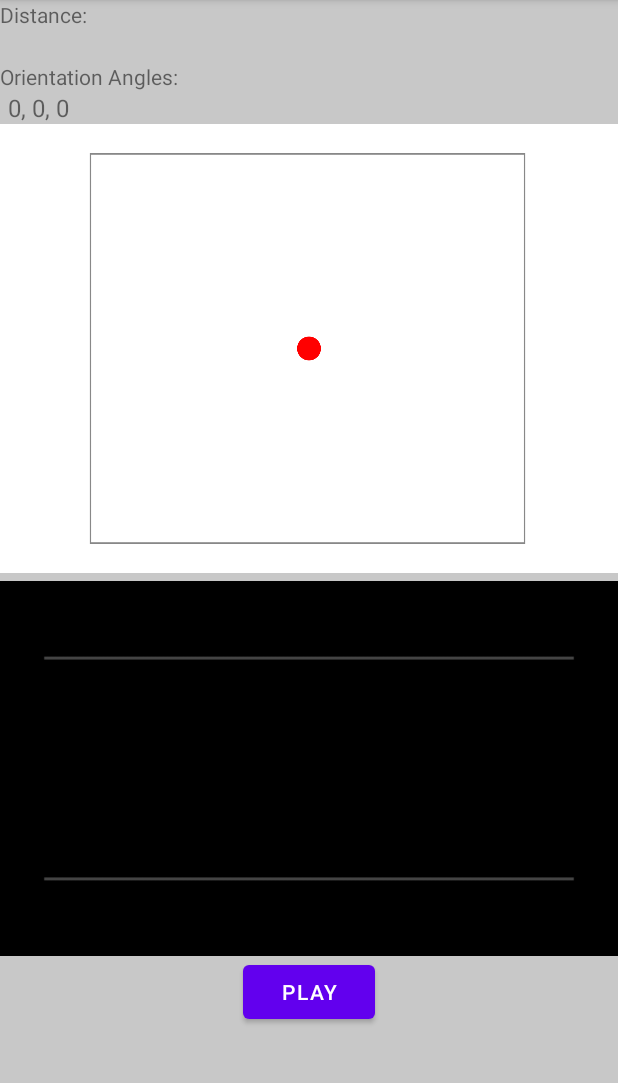
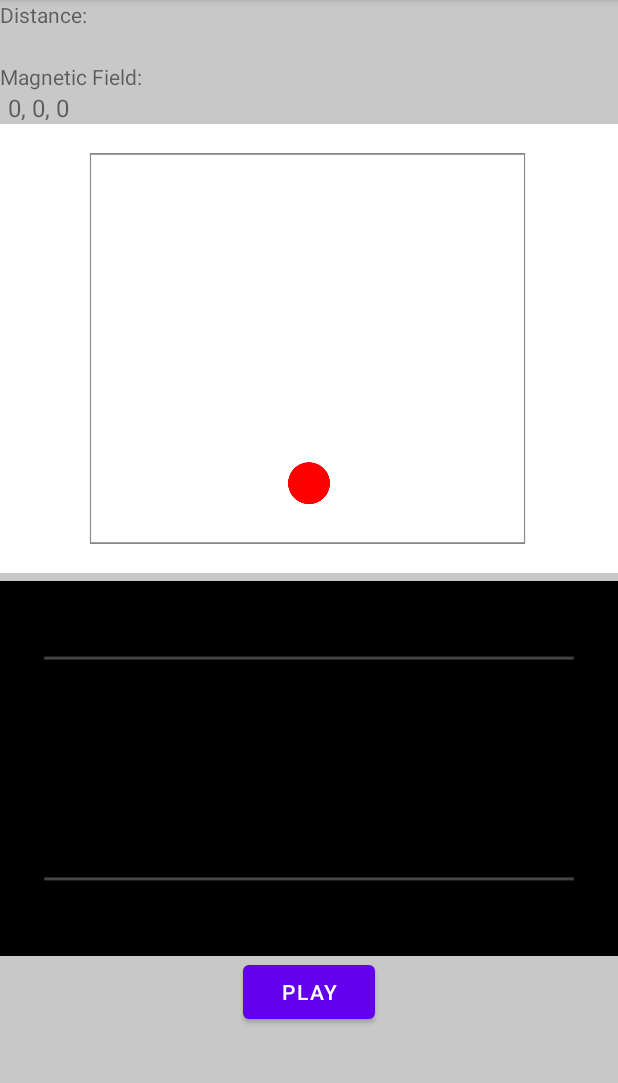
Before and after one commit to HalilIbrahimKeser/Project1_Sound_Based_Room_Mapper, an Android app: the screen it shows after launch (MainActivity), on a phone screen of 412 x 824 dp, the part 84-1167 px from its top. Run offline under Robolectric (Android 15) with nearby library versions, the phone set to English and light mode, and no system bars.

Commit message:
Lagt til endringene med retning på master, endret tegningen på viewet, endret layout.

```diff
--- a/app/src/main/java/com/example/projectsoundbasedroommapper/SoundBasedMapperFragment.java
+++ b/app/src/main/java/com/example/projectsoundbasedroommapper/SoundBasedMapperFragment.java
@@ -60,10 +60,15 @@ import java.util.TimerTask;
 public class SoundBasedMapperFragment extends Fragment implements SensorEventListener {
 
     private SensorManager mSensorManager;
+    private Sensor mMagneticFieldSensor;
+    private Sensor mAccelerometerSensor;
     private final float[] accelerometerReading = new float[3];
     private final float[] magnetometerReading = new float[3];
     private final float[] rotationMatrix = new float[9];
     private final float[] orientationAngles = new float[3];
+
+    float[] mGravity;
+    float[] mGeomagnetic;
 
     private Sensor accelerometer;
     private Sensor magneticField;
@@ -71,6 +76,7 @@ public class SoundBasedMapperFragment extends Fragment implements SensorEventLis
     private Canvas roomCanvas;
     private TextView tvDistance;
     private TextView tvOrientationAngles;
+    private TextView tvDirection;
     private ImageView ivRoom;
     private ImageView ivGraph;
 
@@ -156,6 +162,7 @@ public class SoundBasedMapperFragment extends Fragment implements SensorEventLis
         mSensorManager = (SensorManager) getActivity().getSystemService(Context.SENSOR_SERVICE);
         tvOrientationAngles = view.findViewById(R.id.tvOrientationAngles);
         tvDistance = view.findViewById(R.id.tvDistance);
+        tvDirection = view.findViewById(R.id.tvDirection);
 
         ivRoom = view.findViewById(R.id.ivRoom);
         bmRoom = Bitmap.createBitmap(1500, 1500, Bitmap.Config.ARGB_8888);
@@ -228,40 +235,8 @@ public class SoundBasedMapperFragment extends Fragment implements SensorEventLis
                     }
                     fft.ft(toTransform);
                     publishProgress(toTransform);
-
                     ArrayList<XYCoordinates> graphCoordinates = new ArrayList<XYCoordinates>();
-
-                    //Se på Logcat Debug og tast inn FFT
-                    //Bruker ToneGenerator.TONE_DTMF_1. Frekvensene havner i to områder, en mellom 40 og 50 og en mellom 70 og 80 (fra 1 - 256)
-                    // -----Jeg har endret litt i (((bmGraph = Bitmap.createBitmap(420, 250, Bitmap.Config.ARGB_8888);))) og den ((new XYCoordinates((float) ((i + 8) * 1.55), (float) toTransform[i] * 10);))
-
-
-                    //Vi kan velge enten den som ligger mellom 40 og 50 eller den som ligger mellom 70 og 80 (arrayene frequency40 og frequency70)
-                    //Høyeste verdi i hvert array er "spikes", da må vi få max verdi i arrayet.
-                    //Gjennomsnittsverdien til maksene gir oss et ca nivå på hvor høyt den verdien skal være i forhold til avstand.
-                    //Gjennomsnittsverdiene kan vi bruke til kalibrering. Da må vi spille i forskjellige avstander fra f.eks en vegg
-                    // -----Høres bra ut
-
-
-                    //Lydvolumet må være KONSTANT og frequency som er sendt til Audiorecord er på 8000
-                    //Tar ikke hensyn på materialet til objektet
-                    //Vi må kanskje lagre maks til arrayene i en fil for å kunne bruke til kalibrering?
-                    // -----Jeg lagrer nå begge max verdiene i en egen fil
-
-                    // Vi må ha kalibreringsverdier for f.eks 0 avstand, 10 cm avstand, osv.... Så interpolerer vi resten?
-                    // Han sa målingen var ikke så nøye, vi prøver så godt vi kan
-
-                    //Ideen har ikke tatt hensyn til andre sensorverdier, men vi kan sammenligne med avstandssensor
-
-
-                    // -----Husker du han sendte oss angående denne: "This file should look something like: date-time:distance:type(filtered,fft,none)"
-                    //har du den fortsatt så kan jeg lagre fft i den andre filen
-
-
                     ArrayList<Double> frequency40 = new ArrayList<Double>();
-
-
-
                     for (int i = 0; i < toTransform.length; i++) {
                         XYCoordinates coordinate = new XYCoordinates((float) ((i + 8) * 1.55), (float) (toTransform[i] * 10) + 125);
                         if (i > 39 && i < 51) {
@@ -283,7 +258,6 @@ public class SoundBasedMapperFragment extends Fragment implements SensorEventLis
                         }
                         currentFFTSpike = total/30;
                     }
-
                     soundGraphView.setGraphCoordinates(graphCoordinates);
                 }
 
@@ -401,15 +375,18 @@ public class SoundBasedMapperFragment extends Fragment implements SensorEventLis
 
     @Override
     public void onSensorChanged(SensorEvent sensorEvent) {
-        tvOrientationAngles.setText("");
-        if (sensorEvent.sensor.getType() == Sensor.TYPE_ACCELEROMETER) {
-            System.arraycopy(sensorEvent.values, 0, accelerometerReading,
-                    0, accelerometerReading.length);
-        } else if (sensorEvent.sensor.getType() == Sensor.TYPE_MAGNETIC_FIELD) {
-            System.arraycopy(sensorEvent.values, 0, magnetometerReading,
-                    0, magnetometerReading.length);
+        int sensorType = sensorEvent.sensor.getType();
+        switch (sensorType) {
+            case Sensor.TYPE_MAGNETIC_FIELD:
+                System.arraycopy(sensorEvent.values, 0, magnetometerReading,
+                        0, magnetometerReading.length);
+                String sensorResultMagneticFields = String.format("North: %.3f , East: %.3f , Up: %.3f ", sensorEvent.values[0], sensorEvent.values[1], sensorEvent.values[2]);
+                tvOrientationAngles.setText(sensorResultMagneticFields);
+            case Sensor.TYPE_ACCELEROMETER:
+                System.arraycopy(sensorEvent.values, 0, accelerometerReading,
+                        0, accelerometerReading.length);
         }
-        updateOrientationAngles();
+        //updateOrientationAngles();
     }
 
     @Override
@@ -417,11 +394,14 @@ public class SoundBasedMapperFragment extends Fragment implements SensorEventLis
 
     }
 
-    public void updateOrientationAngles() {
+    /*public void updateOrientationAngles() {
         SensorManager.getRotationMatrix(rotationMatrix, null,
                 accelerometerReading, magnetometerReading);
 
         SensorManager.getOrientation(rotationMatrix, orientationAngles);
+        String sensorOrientationFields = String.format("Azimuth: %.3f , Pitch: %.3f , Roll: %.3f ", orientationAngles[0], orientationAngles[1], orientationAngles[2]);
+        tvOrientationAngles.setText(sensorOrientationFields);
+
 
         for (int i = 0; i < orientationAngles.length; i++) {
             if (i != 2) {
@@ -430,7 +410,7 @@ public class SoundBasedMapperFragment extends Fragment implements SensorEventLis
                 tvOrientationAngles.append(i + ": " + orientationAngles[i]);
             }
         }
-    }
+    }*/
 
     public void startDrawing() {
         if (timer == null) {
@@ -442,12 +422,14 @@ public class SoundBasedMapperFragment extends Fragment implements SensorEventLis
                         drawGraph();
                         timeStep+=1;
                         if(timeStep%20 == 0){
+                            RoomView.updateCircles(magnetometerReading, accelerometerReading);
                             currentDistance = calculateDistance(currentFFTSpike);
                             saveDistance(currentDistance);
                             handler.post(new Runnable() {
                                 @Override
                                 public void run() {
                                    updateDistanceText(currentDistance);
+                                   tvDirection.setText(roomView.getDirection());
                                 }
                             });
                             Log.d("Current pos", currentDistance + "");
--- a/app/src/main/res/layout/fragment_sound_based_mapper.xml
+++ b/app/src/main/res/layout/fragment_sound_based_mapper.xml
@@ -21,6 +21,16 @@
                 android:layout_height="match_parent"
                 android:orientation="vertical">
 
+                <LinearLayout
+                    android:layout_width="match_parent"
+                    android:layout_height="wrap_content"
+                    android:orientation="horizontal"
+                    android:weightSum="4">
+                    <LinearLayout
+                        android:layout_width="fill_parent"
+                        android:layout_height="wrap_content"
+                        android:orientation="vertical"
+                        android:layout_weight="1">
                         <TextView
                             android:id="@+id/tvRotationLabel"
                             android:layout_width="match_parent"
@@ -35,12 +45,23 @@
                             android:paddingStart="5dp"
                             android:paddingEnd="5dp"
                             android:textSize="16sp" />
+                    </LinearLayout>
+                    <TextView
+                        android:id="@+id/tvDirection"
+                        android:layout_width="match_parent"
+                        android:layout_height="match_parent"
+                        android:layout_weight="3"
+                        android:textSize="18sp"
+                        android:textColor="@color/purple_700"
+                        android:gravity="center"/>
+                </LinearLayout>
+
 
                 <TextView
-                    android:id="@+id/tvOrientationLabel"
+                    android:id="@+id/tvMagneticFieldLabel"
                     android:layout_width="wrap_content"
                     android:layout_height="wrap_content"
-                    android:text="@string/orientation_angles"
+                    android:text="@string/magnetic_field"
                     android:textSize="14sp" />
 
                 <TextView
--- a/app/src/main/res/values/strings.xml
+++ b/app/src/main/res/values/strings.xml
@@ -6,5 +6,5 @@
     <string name="distance">Distance:</string>
     <string name="room">Room</string>
     <string name="graph">Graph</string>
-    <string name="orientation_angles">Orientation Angles:</string>
+    <string name="magnetic_field">Magnetic Field:</string>
 </resources>
```
Also changed, not shown: app/src/main/java/com/example/projectsoundbasedroommapper/classes/RoomView.java (+40 -4 lines). Lines whose indentation alone changed are shown as unchanged.
